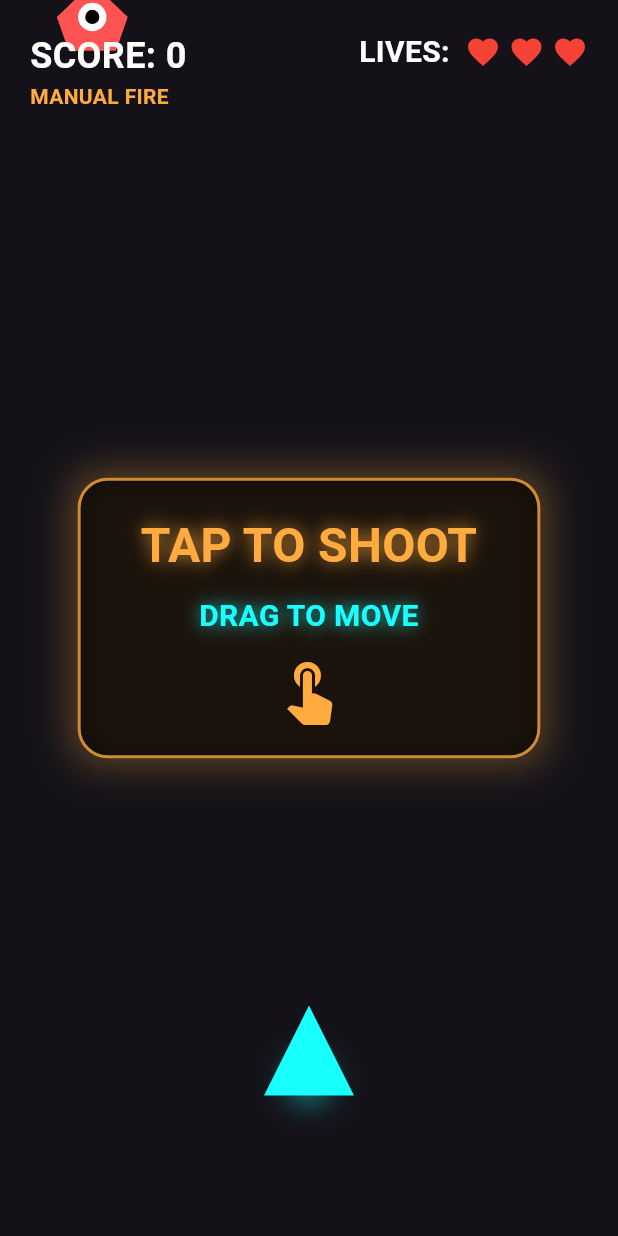
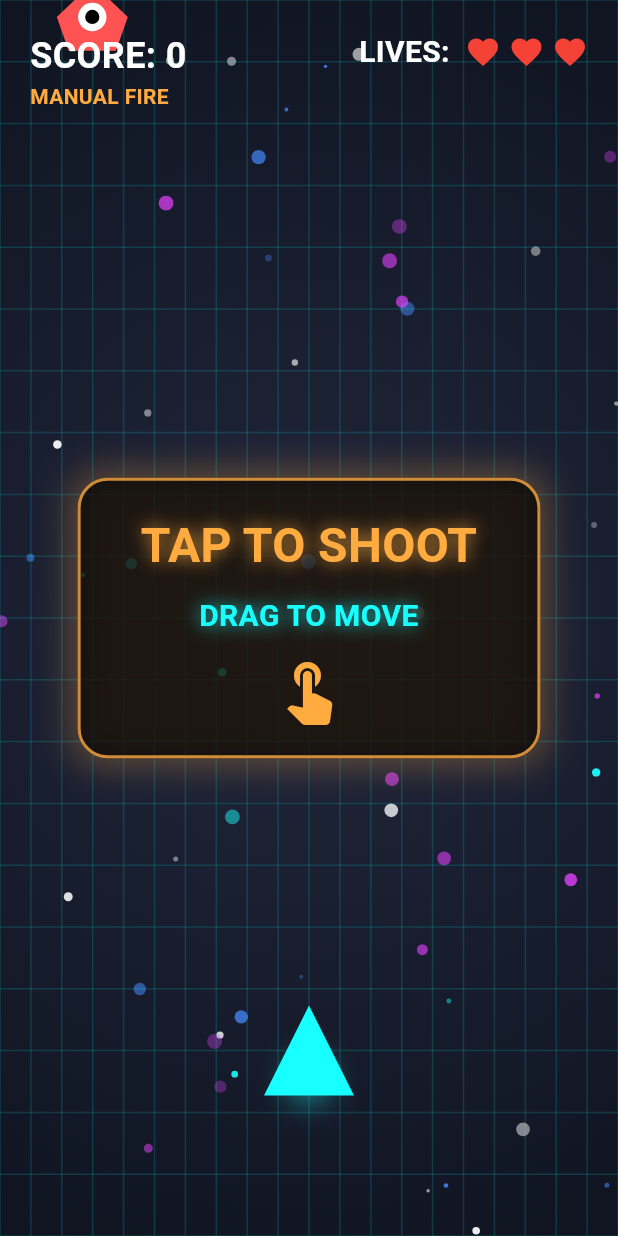
Before and after one commit to akshat2474/RetroDash, a Flutter app: the GameplayScreen screen opened directly with empty values, on a phone screen of 412 x 824 dp. Run offline on Flutter 3.47's test engine with Material 3 defaults, Android fonts, the phone set to English and light mode, and no system bars; our stand-ins replace audioplayers, font_awesome_flutter, image_picker, shared_preferences; accounts and stored records are empty; Roboto replaces fonts that are missing (RetroFont).

Commit message:
fixed errors

```diff
--- a/lib/widgets/audio_player.dart
+++ b/lib/widgets/audio_player.dart
@@ -1,5 +1,4 @@
 import 'package:flutter/foundation.dart';
-import 'package:flutter/services.dart';
 import 'package:audioplayers/audioplayers.dart';
 
 class GameAudio {
--- a/lib/widgets/space_blaster.dart
+++ b/lib/widgets/space_blaster.dart
@@ -313,12 +313,14 @@ class _GameplayScreenState extends State<GameplayScreen> with TickerProviderStat
       debugPrint('Audio initialization complete');
     } catch (e) {
       debugPrint('Error during audio initialization: $e');
+      if (mounted) {
         ScaffoldMessenger.of(context).showSnackBar(
           const SnackBar(
             content: Text('Sound effects could not be initialized'),
             duration: Duration(seconds: 2),
           ),
         );
+      }
     } finally {
       _startGameLoop();
     }
@@ -919,7 +921,19 @@ class _GameplayScreenState extends State<GameplayScreen> with TickerProviderStat
 
   @override
   Widget build(BuildContext context) {
-    return Stack(
+    return Scaffold(
+      body: AnimatedBackground(
+        backgroundColor: const Color(0xFF0A0E17),
+        showGrid: true,
+        showParticles: true,
+        particleCount: 50,
+        particleColors: const [
+          Colors.cyanAccent,
+          Colors.blueAccent,
+          Colors.purpleAccent,
+          Colors.white,
+        ],
+        child: Stack(
           children: [
             // Main game area with gesture detection and screen shake effect
             AnimatedBuilder(
@@ -927,7 +941,7 @@ class _GameplayScreenState extends State<GameplayScreen> with TickerProviderStat
               builder: (context, child) {
                 return Transform.translate(
                   offset: Offset(_screenShakeX.value, _screenShakeY.value),
-              child: Positioned.fill(
+                  child: SizedBox.expand(
                     child: GestureDetector(
                       onHorizontalDragStart: (details) {
                         _isDragging = true;
@@ -1090,7 +1104,7 @@ class _GameplayScreenState extends State<GameplayScreen> with TickerProviderStat
             ),
           ),
 
-        // Power-up buttons - positioned outside of main gesture detector
+          // Power-up buttons for auto-fire mode
           if (widget.autoFire && (_hasRapidFirePowerUp || _hasBigExplosionPowerUp))
             Positioned(
               top: 100,
@@ -1361,6 +1375,8 @@ class _GameplayScreenState extends State<GameplayScreen> with TickerProviderStat
               ),
             ),
           ],
+        ),
+      ),
     );
   }
 }
```
Also changed, not shown: 1 other file. Lines whose indentation alone changed are shown as unchanged.
